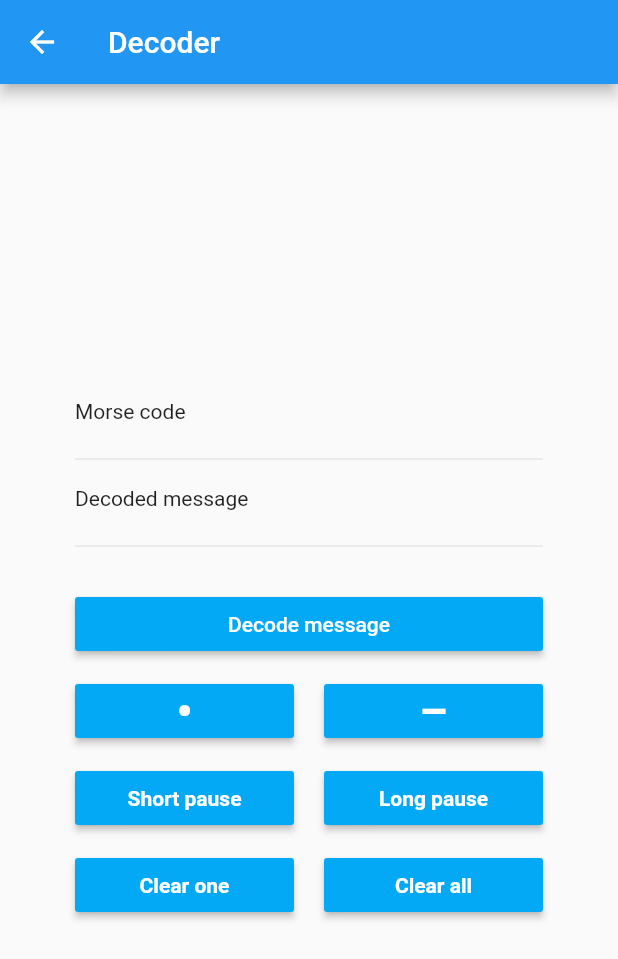
After one commit to Ethirallan/MorseTorch, a Flutter app: the screen it shows after launch, after a tap on "Open decoder", on a phone screen of 412 x 824 dp. The commit adds this screen. Shown: the top 959 px of the screen. Run offline on Flutter 3.47's test engine with Material 2 defaults, Android fonts, the phone set to English and light mode, and no system bars; our stand-ins replace flutter_staggered_animations; missing offline and left inert: torch_compat.

Commit message:
Added slider to HomePage Created decoder page with input buttons for Morse code and decoding function Updated README file

```diff
--- /dev/null
+++ b/lib/decoder_page.dart
@@ -0,0 +1,227 @@
+import 'package:flutter/material.dart';
+import 'package:morsetorch/constants.dart';
+
+class DecoderPage extends StatefulWidget {
+  @override
+  _DecoderPageState createState() => _DecoderPageState();
+}
+
+class _DecoderPageState extends State<DecoderPage> {
+  String code = '';
+  String decodedMessage = '';
+  List<int> log = [];
+
+  void decode() {
+    if (code.length == 0) {
+      setState(() {
+        decodedMessage = '';
+      });
+      return;
+    }
+    List<String> words = code.split('       ');
+    decodedMessage = '';
+
+    for (int i = 0; i < words.length; i++) {
+      List<String> letters = words[i].split('   ');
+      for (int j = 0; j < letters.length; j++) {
+        String letter = letters[j].replaceAll(' ', '');
+        decodedMessage += morseCode.keys.firstWhere(
+            (k) => morseCode[k].replaceAll(' ', '') == letter,
+            orElse: () => '?');
+      }
+      decodedMessage += ' ';
+    }
+
+    setState(() {});
+  }
+
+  /// 0 -> '• '
+  /// 1 -> '– '
+  /// 2 -> '   '
+  /// 3 -> '       '
+  void appendSign(int sign) {
+    log.add(sign);
+    if (sign == 0) {
+      setState(() {
+        code += '• ';
+      });
+    } else if (sign == 1) {
+      setState(() {
+        code += '– ';
+      });
+    } else if (sign == 2) {
+      setState(() {
+        code += '   ';
+      });
+    } else if (sign == 3) {
+      setState(() {
+        code += '       ';
+      });
+    }
+  }
+
+  @override
+  Widget build(BuildContext context) {
+    return Scaffold(
+      appBar: AppBar(
+        title: Text('Decoder'),
+      ),
+      body: Container(
+        padding: EdgeInsets.fromLTRB(50, 0, 50, 0),
+        child: Column(
+          mainAxisAlignment: MainAxisAlignment.center,
+          crossAxisAlignment: CrossAxisAlignment.stretch,
+          children: <Widget>[
+            Text('Morse code'),
+            Text(code),
+            Divider(),
+            SizedBox(
+              height: 10,
+            ),
+            Text('Decoded message'),
+            Text(decodedMessage),
+            Divider(),
+            SizedBox(
+              height: 10,
+            ),
+            SizedBox(
+              height: 10,
+            ),
+            RaisedButton(
+              color: Colors.lightBlue,
+              textColor: Colors.white,
+              child: Text('Decode message'),
+              onPressed: decode,
+            ),
+            SizedBox(
+              height: 10,
+            ),
+            Row(
+              children: <Widget>[
+                Expanded(
+                  child: RaisedButton(
+                    color: Colors.lightBlue,
+                    textColor: Colors.white,
+                    child: Text(
+                      '•',
+                      style: TextStyle(
+                        fontSize: 30,
+                        fontWeight: FontWeight.bold,
+                      ),
+                    ),
+                    onPressed: () => appendSign(0),
+                  ),
+                ),
+                SizedBox(
+                  width: 20,
+                ),
+                Expanded(
+                  child: RaisedButton(
+                    color: Colors.lightBlue,
+                    textColor: Colors.white,
+                    child: Text(
+                      '–',
+                      style: TextStyle(
+                        fontSize: 30,
+                        fontWeight: FontWeight.bold,
+                      ),
+                    ),
+                    onPressed: () => appendSign(1),
+                  ),
+                ),
+              ],
+            ),
+            SizedBox(
+              height: 10,
+            ),
+            Row(
+              children: <Widget>[
+                Expanded(
+                  child: RaisedButton(
+                    color: Colors.lightBlue,
+                    textColor: Colors.white,
+                    child: Text(
+                      'Short pause',
+                      style: TextStyle(
+                        fontWeight: FontWeight.bold,
+                      ),
+                    ),
+                    onPressed: () => appendSign(2),
+                  ),
+                ),
+                SizedBox(
+                  width: 20,
+                ),
+                Expanded(
+                  child: RaisedButton(
+                    color: Colors.lightBlue,
+                    textColor: Colors.white,
+                    child: Text(
+                      'Long pause',
+                      style: TextStyle(
+                        fontWeight: FontWeight.bold,
+                      ),
+                    ),
+                    onPressed: () => appendSign(3),
+                  ),
+                ),
+              ],
+            ),
+            SizedBox(
+              height: 10,
+            ),
+            Row(
+              children: <Widget>[
+                Expanded(
+                  child: RaisedButton(
+                    color: Colors.lightBlue,
+                    textColor: Colors.white,
+                    child: Text(
+                      'Clear one',
+                      style: TextStyle(
+                        fontWeight: FontWeight.bold,
+                      ),
+                    ),
+                    onPressed: () {
+                      int last = log.last;
+                      log.removeLast();
+                      setState(() {
+                        if (last == 0 || last == 1) {
+                          code = code.substring(0, code.length - 2);
+                        } else if (last == 2) {
+                          code = code.substring(0, code.length - 3);
+                        } else if (last == 3) {
+                          code = code.substring(0, code.length - 7);
+                        }
+                      });
+                    },
+                  ),
+                ),
+                SizedBox(
+                  width: 20,
+                ),
+                Expanded(
+                  child: RaisedButton(
+                    color: Colors.lightBlue,
+                    textColor: Colors.white,
+                    child: Text(
+                      'Clear all',
+                      style: TextStyle(
+                        fontWeight: FontWeight.bold,
+                      ),
+                    ),
+                    onPressed: () {
+                      setState(() {
+                        code = '';
+                      });
+                    },
+                  ),
+                ),
+              ],
+            ),
+          ],
+        ),
+      ),
+    );
+  }
+}
--- a/lib/home_page.dart
+++ b/lib/home_page.dart
@@ -1,5 +1,7 @@
 import 'package:flutter/material.dart';
+import 'package:flutter/painting.dart';
 import 'package:morsetorch/alphabet_page.dart';
+import 'package:morsetorch/decoder_page.dart';
 import 'package:torch_compat/torch_compat.dart';
 
 import 'constants.dart';
@@ -125,6 +127,7 @@ class _HomePageState extends State<HomePage> {
                     setState(() {});
                   },
                   decoration: InputDecoration(
+                    hintText: 'Enter message',
                     suffixIcon: textCtrl.text.length > 0
                         ? IconButton(
                             icon: Icon(
@@ -159,6 +162,22 @@ class _HomePageState extends State<HomePage> {
               SizedBox(
                 height: 10,
               ),
+              //Text('Speed slider', textAlign: TextAlign.center, style: TextStyle(color: Colors.lightBlue, fontSize: 18),),
+              Slider(
+                value: unit.toDouble(),
+                onChanged: (double val) {
+                  setState(() {
+                    unit = val.toInt();
+                  });
+                },
+                divisions: 18,
+                min: 100,
+                max: 1000,
+                label: '1 unit: $unit ms',
+              ),
+              SizedBox(
+                height: 10,
+              ),
               RaisedButton(
                 color: Colors.lightBlue,
                 textColor: Colors.white,
@@ -175,6 +194,16 @@ class _HomePageState extends State<HomePage> {
                 onPressed: () => Navigator.push(context,
                     MaterialPageRoute(builder: (context) => AlphabetPage())),
               ),
+              SizedBox(
+                height: 10,
+              ),
+              RaisedButton(
+                color: Colors.lightBlue,
+                textColor: Colors.white,
+                child: Text('Open decoder'),
+                onPressed: () => Navigator.push(context,
+                    MaterialPageRoute(builder: (context) => DecoderPage())),
+              ),
             ],
           ),
         ),
```
Also changed, not shown: 1 other file.
